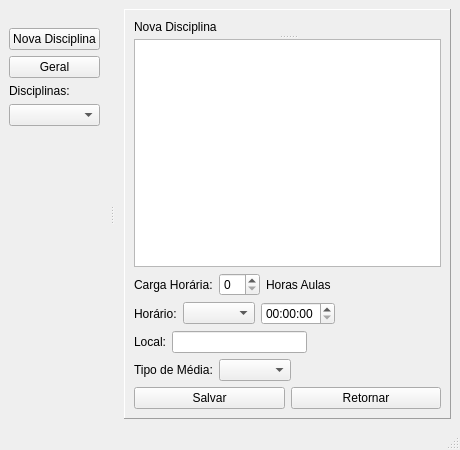
Qt form estudePy.ui (JoseBonillaArruda/EstudePy) before a commit.
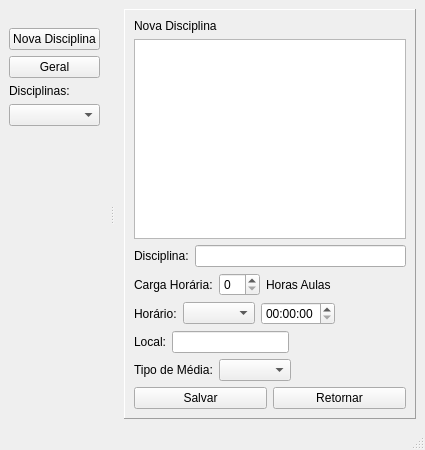
The same form after that commit. The open tabs and pages were chosen to show the change.

Commit message: Registro de Nova Disciplina Implementado, aplicação inicial do banco de dados

The edit to the form file:
```diff
--- a/estudePy.ui
+++ b/estudePy.ui
@@ -6,7 +6,7 @@
    <rect>
     <x>0</x>
     <y>0</y>
-    <width>460</width>
+    <width>401</width>
     <height>450</height>
    </rect>
   </property>
@@ -302,21 +302,30 @@
       <widget class="QWidget" name="page_novdisci">
        <layout class="QGridLayout" name="gridLayout_5">
         <item row="0" column="0">
-         <widget class="QSplitter" name="splitter_2">
-          <property name="orientation">
-           <enum>Qt::Vertical</enum>
-          </property>
           <widget class="QLabel" name="label_4">
            <property name="text">
             <string>Nova Disciplina</string>
            </property>
           </widget>
-          <widget class="QWidget" name="layoutWidget">
-           <layout class="QVBoxLayout" name="verticalLayout_11">
-            <item>
+        </item>
+        <item row="1" column="0">
              <widget class="QTableWidget" name="novdiscitableWidget"/>
             </item>
+        <item row="2" column="0">
+         <layout class="QHBoxLayout" name="horizontalLayout_17">
             <item>
+           <widget class="QLabel" name="label_14">
+            <property name="text">
+             <string>Disciplina:</string>
+            </property>
+           </widget>
+          </item>
+          <item>
+           <widget class="QLineEdit" name="novdiscinomelineEdit"/>
+          </item>
+         </layout>
+        </item>
+        <item row="3" column="0">
              <layout class="QVBoxLayout" name="verticalLayout_10">
               <item>
                <layout class="QHBoxLayout" name="horizontalLayout_7">
@@ -442,7 +451,7 @@
               </item>
              </layout>
             </item>
-            <item>
+        <item row="4" column="0">
              <layout class="QHBoxLayout" name="horizontalLayout_10">
               <item>
                <widget class="QPushButton" name="novdiscisalvapushButton">
@@ -462,10 +471,6 @@
             </item>
            </layout>
           </widget>
-         </widget>
-        </item>
-       </layout>
-      </widget>
       <widget class="QWidget" name="page_editarnotas">
        <layout class="QGridLayout" name="gridLayout_14">
         <item row="0" column="0">
```
Left out of the diff: 30 changed lines with no effect on the pictures. Lines whose indentation alone changed are shown as unchanged. The commit also changes 4 other files.
